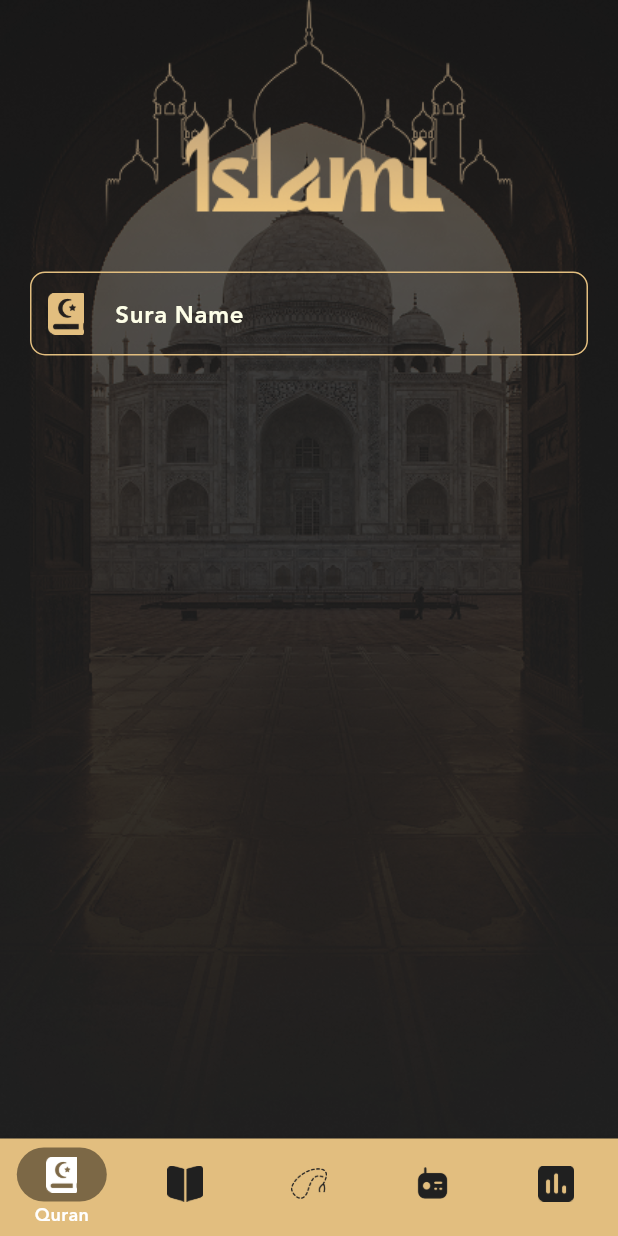
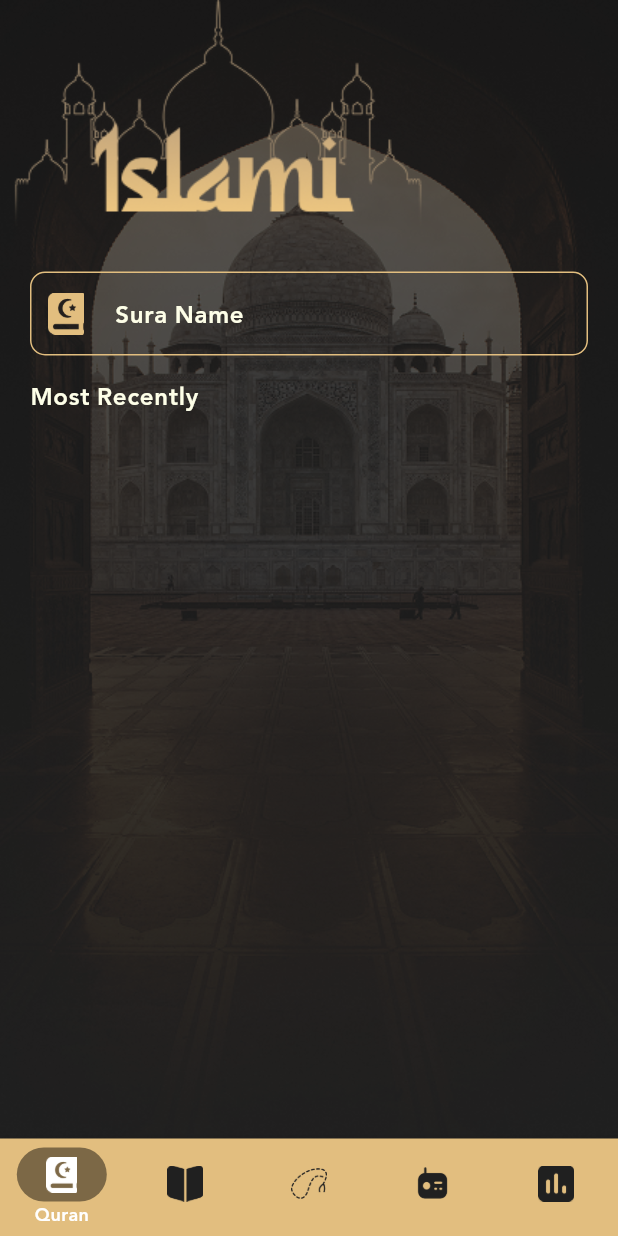
Before and after one commit to mz264297-source/Islame_App, a Flutter app: the screen it shows after launch, on a phone screen of 412 x 824 dp. Run offline on Flutter 3.47's test engine with Material 3 defaults, Android fonts, the phone set to English and light mode, and no system bars.

Commit message:
* start develop  on quran feature

```diff
--- a/lib/layout/pages/quran/quran_view.dart
+++ b/lib/layout/pages/quran/quran_view.dart
@@ -19,6 +19,7 @@ class QyranView extends StatelessWidget {
       ),
       child: SafeArea(
         child: Column(
+          crossAxisAlignment: CrossAxisAlignment.start,
           children: [
             Image.asset(AppAssets.islamiLogo),
             Padding(
@@ -49,6 +50,14 @@ class QyranView extends StatelessWidget {
                 ),
               ),
             ),
+            Padding(
+              padding: const EdgeInsets.symmetric(
+                  horizontal: 20.0, vertical: 5),
+              child: Text(
+                "Most Recently",
+                style: theme.textTheme.bodyLarge,
+              ),
+            )
           ],
         ),
       ),
```
